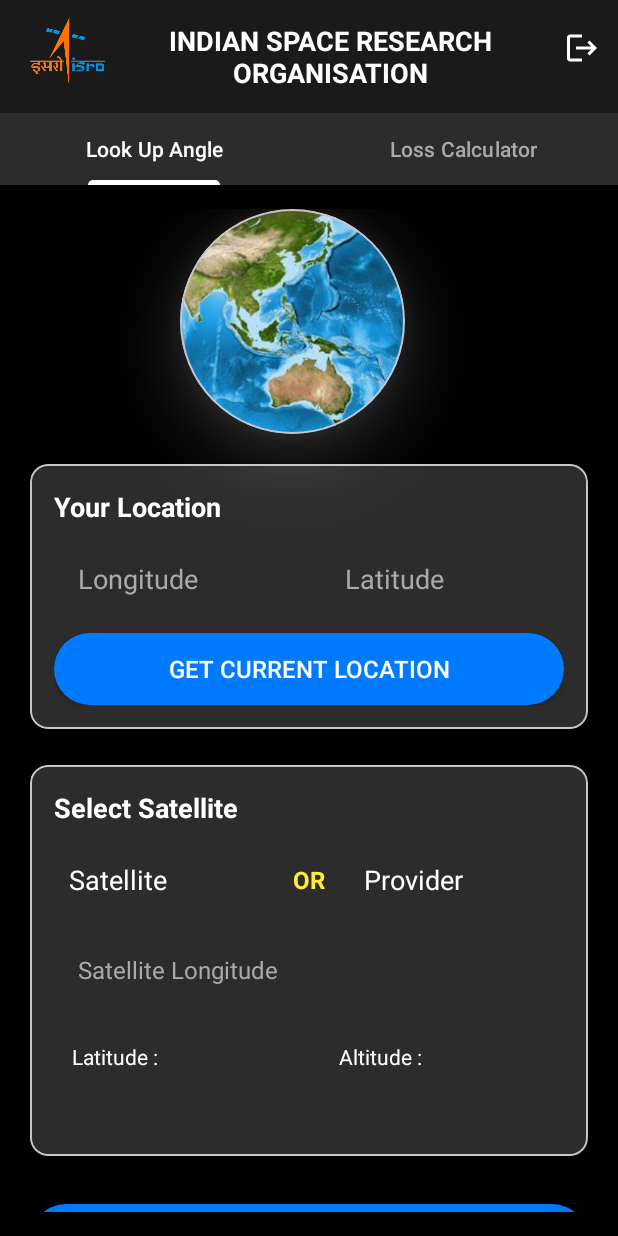
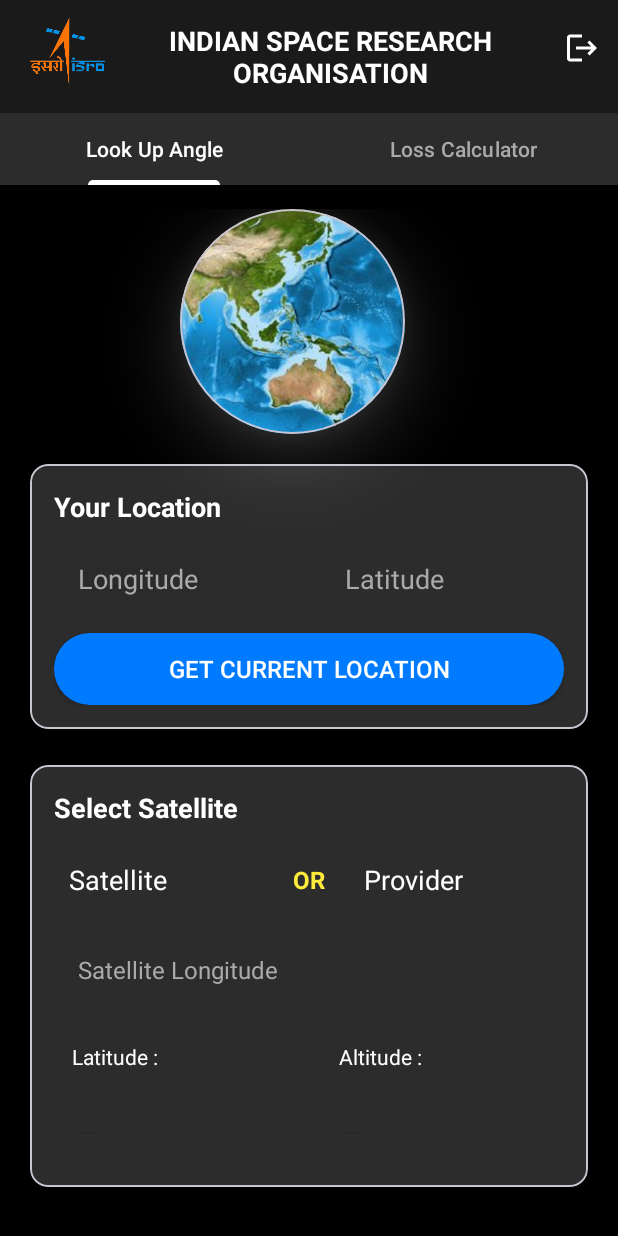
Before and after one commit to vinaygupta17g/VSAT-Saarthi, an Android app: the screen it shows after launch once a user with an empty profile is signed in (MainActivity), on a phone screen of 412 x 824 dp. Run offline under Robolectric (Android 15) with nearby library versions, the phone set to English and light mode, and no system bars; our stand-ins replace Firebase (no records; nobody signed in at launch, a user with empty details on screens opened directly), Volley; network calls fail.

Commit message:
19-06-2025

```diff
--- a/app/src/main/java/com/vinay/vsatsaarthi/Fragments/LossCalculator.java
+++ b/app/src/main/java/com/vinay/vsatsaarthi/Fragments/LossCalculator.java
@@ -110,11 +110,11 @@ public class LossCalculator extends Fragment {
         },error -> {error.printStackTrace();});
         requestQueue.add(jsonObjectRequest);
     }
-    public void setVisibility(LinearLayout id1, TextView id2) {
+    public static void setVisibility(LinearLayout id1, TextView id2) {
         id1.setVisibility(View.VISIBLE);
         id2.setVisibility(View.VISIBLE);
     }
-    public boolean checkNull(EditText [] ids) {
+    public static boolean checkNull(EditText [] ids) {
         for(int i=0;i<ids.length;i++) {
             if(ids[i].getText().toString().isEmpty()) {
                 ids[i].setError("");
--- a/app/src/main/res/layout/fragment_look_up_angle.xml
+++ b/app/src/main/res/layout/fragment_look_up_angle.xml
@@ -169,12 +169,13 @@
                             android:layout_marginStart="8dp"/>
                     </LinearLayout>
 
-                    <TextView
+                    <EditText
                         android:id="@+id/satLongitude"
                         android:layout_width="match_parent"
                         android:layout_height="48dp"
                         android:background="@drawable/rounded_container"
                         android:paddingStart="16dp"
+                        android:enabled="false"
                         android:paddingEnd="16dp"
                         android:gravity="center_vertical"
                         android:hint="Satellite Longitude"
@@ -202,11 +203,12 @@
                                 android:textSize="14sp"
                                 android:textColor="@color/white"
                                 android:layout_marginBottom="4dp"/>
-                            <TextView
+                            <EditText
                                 android:id="@+id/satlatitude"
                                 android:layout_width="wrap_content"
                                 android:layout_height="wrap_content"
                                 android:textSize="18sp"
+                                android:enabled="false"
                                 android:textColor="@color/satellite_value_color"
                                 tools:text="0.0° N"/>
                         </LinearLayout>
@@ -225,11 +227,12 @@
                                 android:textSize="14sp"
                                 android:textColor="@color/white"
                                 android:layout_marginBottom="4dp"/>
-                            <TextView
+                            <EditText
                                 android:id="@+id/sataltitude"
                                 android:layout_width="wrap_content"
                                 android:layout_height="wrap_content"
                                 android:textSize="18sp"
+                                android:enabled="false"
                                 android:textColor="@color/satellite_value_color"
                                 tools:text="35786 km"/>
                         </LinearLayout>
```
Also changed, not shown: app/src/main/java/com/vinay/vsatsaarthi/Fragments/LookUpAngle.java (+5 -23 lines).
